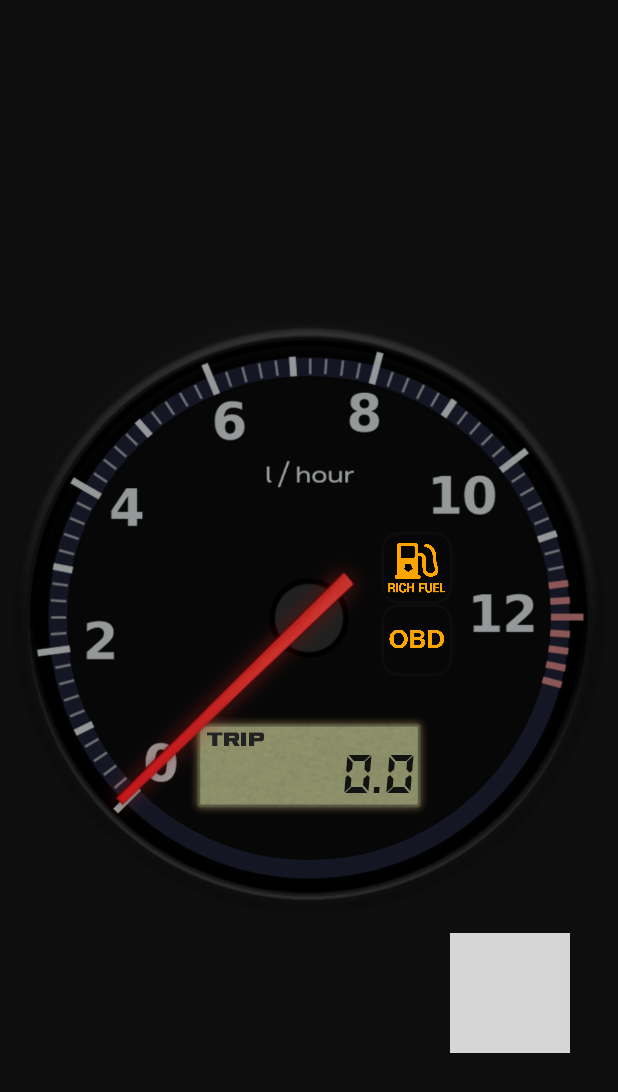
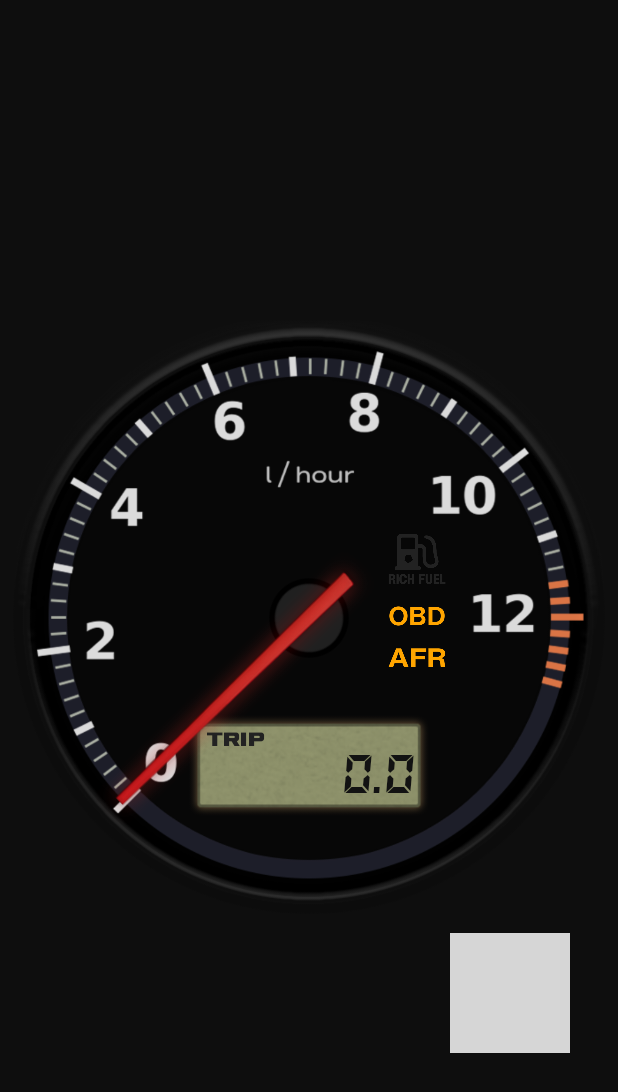
Before and after one commit to ardulogic/android-honda-afr, an Android app: the screen it shows after launch (MainActivity), on a phone screen of 412 x 824 dp. Shown: the top 1092 px of the screen. Run offline under Robolectric (Android 15) with nearby library versions, the phone set to English and light mode, and no system bars; libraries missing offline, so code that uses them is left out: com.github.mikephil.charting, com.luckycatlabs.sunrisesunset, com.opencsv, org.fmod; plain views replace LineChart; pictures from the network do not load; 9 statements that could not run were skipped; grey boxes are pictures that could not be loaded.

Commit message:
Everything works, might need to improve and indicate when the trip is paused

```diff
--- a/app/src/main/java/com/hondaafr/Libs/Devices/Obd/ObdStudio.java
+++ b/app/src/main/java/com/hondaafr/Libs/Devices/Obd/ObdStudio.java
@@ -42,7 +42,7 @@ public class ObdStudio extends Debuggable {
     private static final long LINK_TIMEOUT_MS          = 3_000L;  // liveness threshold
     private static final long SUPERVISOR_PERIOD_MS     = 1_000L;  // watchdog tick
     private static final long INIT_RESPONSE_TIMEOUT_MS = 2_000L;  // wait for OK
-    private static final long READING_DELAY = 50;
+    private static final long READING_DELAY = 75;
 
     // ────────────────────────────────────────────────────────────────────────────────
     // Types & state
@@ -68,7 +68,7 @@ public class ObdStudio extends Debuggable {
     // Queue of remaining init‑commands. Pop once each “OK” is seen.
     private Deque<String> initQueue;
 
-    public static final List<String> FUEL_CONS_OBD_READINGS = Arrays.asList("rpm", "map", "speed");
+    public static final List<String> FUEL_CONS_OBD_READINGS = Arrays.asList("rpm", "map");
 
     // ────────────────────────────────────────────────────────────────────────────────
     // Constructors
@@ -201,7 +201,7 @@ public class ObdStudio extends Debuggable {
                 lastReadingTimestamp = System.currentTimeMillis();
                 listener.onObdReadingUpdate(reading);
 
-                if (readings.active.size() >= 3) {
+                if (readings.active.size() >= 2) {
                     scheduler.schedule(() -> readings.requestNextReading(), READING_DELAY, TimeUnit.MILLISECONDS);
                 } else {
                     readings.requestNextReading();
@@ -232,7 +232,7 @@ public class ObdStudio extends Debuggable {
             }
 
             // RUNNING supervision
-            boolean alive = isObdAlive();
+            boolean alive = isAlive();
             if (alive && !linkPreviouslyAlive) {
                 listener.onObdConnectionActive();
                 linkPreviouslyAlive = true;
@@ -270,7 +270,11 @@ public class ObdStudio extends Debuggable {
 
     public long timeSinceLastResponse() { return System.currentTimeMillis() - lastResponseTimestamp; }
     public long timeSinceLastReading()  { return System.currentTimeMillis() - lastReadingTimestamp; }
-    public boolean isObdAlive()         { return timeSinceLastResponse() < LINK_TIMEOUT_MS; }
+    public boolean isAlive()         { return timeSinceLastResponse() < LINK_TIMEOUT_MS; }
+
+    public boolean isRunning() {
+        return supervisorTask != null && !supervisorTask.isCancelled() && !scheduler.isShutdown();
+    }
 
     public Map<String, String> getReadingsAsString() {
         LinkedHashMap<String, String> map = new LinkedHashMap<>();
--- a/app/src/main/java/com/hondaafr/Libs/Devices/Spartan/SpartanStudio.java
+++ b/app/src/main/java/com/hondaafr/Libs/Devices/Spartan/SpartanStudio.java
@@ -9,64 +9,105 @@ import java.util.LinkedHashMap;
 import java.util.Map;
 import java.util.concurrent.Executors;
 import java.util.concurrent.ScheduledExecutorService;
+import java.util.concurrent.ScheduledFuture;
 import java.util.concurrent.TimeUnit;
 
 public class SpartanStudio extends Debuggable {
+
+    private static final long LINK_TIMEOUT_MS = 500L;     // Sensor considered dead after this
+    private static final long READING_PERIOD_MS = 50L;    // Read every 50ms
+    private static final long SUPERVISOR_PERIOD_MS = 1000L;
+
     private final Context context;
-    private SpartanStudioListener listener;
+    private final SpartanStudioListener listener;
 
-    private boolean readingsOn = false;
+    private final ScheduledExecutorService scheduler = Executors.newSingleThreadScheduledExecutor();
+    private ScheduledFuture<?> supervisorTask;
+    private ScheduledFuture<?> readingTask;
 
-    private ScheduledExecutorService scheduler;
+    private enum Phase { RUNNING, STOPPED }
+    private Phase phase = Phase.STOPPED;
 
-    public Double lastSensorTemp = 0.0D;
-    public Double lastSensorAfr = 0.0D;
+    public double targetAfr = 14.7;
+    public double lastSensorAfr = 0.0;
+    public double lastSensorTemp = 0.0;
 
-    public void startRequestingSensorReadings() {
-        if (scheduler == null) {
-            scheduler = Executors.newScheduledThreadPool(2);
-        }
+    private long lastSensorReadingsTimestamp = 0L;
+    private boolean linkPreviouslyAlive = false;
 
-        final Runnable requestTask = this::requestSensorReadings;
-
-        scheduler.scheduleAtFixedRate(requestTask, 0, 50, TimeUnit.MILLISECONDS);
-        readingsOn = true;
+    public SpartanStudio(Context context, SpartanStudioListener listener) {
+        this.context = context;
+        this.listener = listener;
     }
 
-    public void stopRequestingSensorReadings() {
+    // ────────────────────────────────────────────────────────────────────────────────
+    // Lifecycle
+    // ────────────────────────────────────────────────────────────────────────────────
 
-        scheduler.shutdown();
-        try {
-            if (!scheduler.awaitTermination(1, TimeUnit.SECONDS)) {
-                scheduler.shutdownNow();
-            }
-        } catch (InterruptedException e) {
-            scheduler.shutdownNow();
-            Thread.currentThread().interrupt();
-        }
+    public void start() {
+        if (phase == Phase.RUNNING) return;
 
-        readingsOn = false;
-        scheduler = null;
+        requestCurrentAFR(context);
+        startReadingTask();
+        startSupervisor();
+        phase = Phase.RUNNING;
     }
 
-    public double targetAfr = 14.7;
+    public void stop() {
+        if (phase == Phase.STOPPED) return;
 
-    private Long lastSensorReadingsTimestamp = 0L;
+        if (readingTask != null) readingTask.cancel(true);
+        if (supervisorTask != null) supervisorTask.cancel(true);
+        scheduler.shutdownNow();
+        phase = Phase.STOPPED;
+    }
 
+    private void startReadingTask() {
+        readingTask = scheduler.scheduleAtFixedRate(
+                this::requestSensorReadings,
+                0, READING_PERIOD_MS,
+                TimeUnit.MILLISECONDS
+        );
+    }
 
-    public SpartanStudio(Context mContext, SpartanStudioListener listener) {
-        this.listener = listener;
-        this.context = mContext;
+    private void startSupervisor() {
+        supervisorTask = scheduler.scheduleAtFixedRate(() -> {
+            boolean alive = isAlive();
+            if (alive && !linkPreviouslyAlive) {
+                listener.onAfrConnectionActive();
+                linkPreviouslyAlive = true;
+            } else if (!alive && linkPreviouslyAlive) {
+                listener.onAfrConnectionLost();
+                linkPreviouslyAlive = false;
+            }
+        }, 0, SUPERVISOR_PERIOD_MS, TimeUnit.MILLISECONDS);
+    }
+
+    // ────────────────────────────────────────────────────────────────────────────────
+    // Bluetooth interaction
+    // ────────────────────────────────────────────────────────────────────────────────
+
+    private void requestSensorReadings() {
+        BluetoothService.send(context, SpartanCommands.requestSensorReadings(), "spartan");
     }
 
     public static void requestCurrentAFR(Context context) {
         BluetoothService.send(context, SpartanCommands.getAFR(), "spartan");
     }
 
-    public void requestSensorReadings() {
-        BluetoothService.send(context, SpartanCommands.requestSensorReadings(), "spartan");
+    public void setAFR(double target) {
+        targetAfr = target;
+        BluetoothService.send(context, SpartanCommands.setAFR(targetAfr), "spartan");
+        listener.onTargetAfrUpdated(targetAfr);
     }
 
+    public void adjustAFR(double delta) {
+        setAFR(targetAfr + delta);
+    }
+
+    // ────────────────────────────────────────────────────────────────────────────────
+    // Data handling
+    // ────────────────────────────────────────────────────────────────────────────────
 
     public void onDataReceived(String data) {
         d(data, 1);
@@ -74,61 +115,48 @@ public class SpartanStudio extends Debuggable {
         if (SpartanCommands.dataIsTargetLambda(data)) {
             targetAfr = SpartanCommands.parseTargetLambdaAndConvertToAfr(data);
             listener.onTargetAfrUpdated(targetAfr);
-        }
-
-        if (SpartanCommands.dataIsSensorAfr(data)) {
+        } else if (SpartanCommands.dataIsSensorAfr(data)) {
             lastSensorAfr = SpartanCommands.parseSensorAfr(data);
             listener.onSensorAfrReceived(lastSensorAfr);
             updateLastTrackingDataTimestamp();
-        }
-
-        if (SpartanCommands.dataIsSensorTemp(data)) {
+        } else if (SpartanCommands.dataIsSensorTemp(data)) {
             lastSensorTemp = SpartanCommands.parseSensorTemp(data);
             listener.onSensorTempReceived(lastSensorTemp);
             updateLastTrackingDataTimestamp();
         }
     }
 
-    public void start() {
-        requestCurrentAFR(context);
-
-        if (!readingsOn) {
-            startRequestingSensorReadings();
-        } else {
-            stopRequestingSensorReadings();
-        }
+    private void updateLastTrackingDataTimestamp() {
+        lastSensorReadingsTimestamp = System.currentTimeMillis();
     }
 
+    // ────────────────────────────────────────────────────────────────────────────────
+    // State and metrics
+    // ────────────────────────────────────────────────────────────────────────────────
 
-    public void updateLastTrackingDataTimestamp() {
-        lastSensorReadingsTimestamp = System.currentTimeMillis();
+    public boolean isAlive() {
+        return (System.currentTimeMillis() - lastSensorReadingsTimestamp) < LINK_TIMEOUT_MS;
+    }
+
+    public boolean isRunning() {
+        return phase == Phase.RUNNING && !scheduler.isShutdown();
     }
 
     public long timeSinceLastSensorReadings() {
         return System.currentTimeMillis() - lastSensorReadingsTimestamp;
     }
 
-    public void adjustAFR(double adjustment) {
-        targetAfr += adjustment;
-        setAFR(targetAfr);
+    public Map<String, String> getReadingsAsString() {
+        LinkedHashMap<String, String> map = new LinkedHashMap<>();
+        map.put("Target AFR", String.valueOf(targetAfr));
+        map.put("AFR", String.valueOf(lastSensorAfr));
+        map.put("O2 Temp", String.valueOf(lastSensorTemp));
+        return map;
     }
 
-    public void setAFR(double target) {
-        targetAfr = target;
-        BluetoothService.send(context, SpartanCommands.setAFR(targetAfr), "spartan");
-
-        listener.onTargetAfrUpdated(targetAfr);
-    }
-
-    public Map<String, String> getReadingsAsString() {
-        LinkedHashMap<String, String> readings = new LinkedHashMap<>();
-
-        // Populate the map with some sample readings
-        readings.put("Target AFR", String.valueOf(targetAfr));
-        readings.put("AFR", String.valueOf(lastSensorAfr));
-        readings.put("o2 Temp", String.valueOf(lastSensorTemp));
-
-        // Return the populated map
-        return readings;
+    public void onResume(Context ctx) {
+        if (!isRunning()) {
+            start();
+        }
     }
 }
--- a/app/src/main/java/com/hondaafr/Libs/Devices/Spartan/SpartanStudioListener.java
+++ b/app/src/main/java/com/hondaafr/Libs/Devices/Spartan/SpartanStudioListener.java
@@ -7,4 +7,7 @@ public interface SpartanStudioListener {
 
     void onSensorTempReceived(Double temp);
 
+    void onAfrConnectionActive();
+
+    void onAfrConnectionLost();
 }
--- a/app/src/main/java/com/hondaafr/Libs/Helpers/Cluster.java
+++ b/app/src/main/java/com/hondaafr/Libs/Helpers/Cluster.java
@@ -3,6 +3,7 @@ package com.hondaafr.Libs.Helpers;
 import android.animation.ObjectAnimator;
 import android.animation.ValueAnimator;
 import android.annotation.SuppressLint;
+import android.graphics.Paint;
 import android.location.Location;
 import android.os.Looper;
 import android.util.Log;
@@ -34,6 +35,7 @@ public class Cluster {
     private final TextView textClusterLcdMode2;
     private final ImageView imageRichFuel;
     private final ImageView imageObd;
+    private final ImageView imageAfr;
     private final PhoneLightSensor lightSensor;
     private final ImageView imageGauge;
     private final ImageButton buttonTripKnob;
@@ -44,6 +46,7 @@ public class Cluster {
     public static int MODE_TOTAL_KM = 3;
     public static int MODE_TOTAL_L = 4;
     public static int MODE_TOTAL_L100 = 5;
+    public static int MODE_AFR = 6;
 
     private final TripComputer mTripComputer;
     private final ImageView imageLcd;
@@ -54,7 +57,7 @@ public class Cluster {
     private float lastNeedleRotation = Float.NaN;
 
     public int mode = MODE_TRIP_KM;
-
+    private final Handler supervisorHandler = new Handler(Looper.getMainLooper());
 
     public Cluster(MainActivity mainActivity, TripComputer tripComputer) {
         this.mainActivity = mainActivity;
@@ -66,6 +69,7 @@ public class Cluster {
         this.textClusterLcdMode2 = mainActivity.findViewById(R.id.textClusterLcdMode2);
         this.imageRichFuel = mainActivity.findViewById(R.id.imageClusterRichFuel);
         this.imageObd= mainActivity.findViewById(R.id.imageClusterObd);
+        this.imageAfr= mainActivity.findViewById(R.id.imageClusterAfr);
         this.buttonTripKnob = mainActivity.findViewById(R.id.buttonClusterTripKnob);
 
         this.lightSensor = new PhoneLightSensor(mainActivity, intensity -> {
@@ -88,6 +92,21 @@ public class Cluster {
         startNeedleAnimator();
 
         onDataUpdated();
+
+        startSupervisor();
+    }
+
+    private void startSupervisor() {
+        supervisorHandler.postDelayed(new Runnable() {
+            @Override
+            public void run() {
+                mTripComputer.ensureObdAndAfrAreAlive();
+            }
+        }, 1000);
+    }
+
+    public void stopSupervisor() {
+        supervisorHandler.removeCallbacksAndMessages(null);
     }
 
 
@@ -98,7 +117,7 @@ public class Cluster {
     @SuppressLint("ClickableViewAccessibility")
     private void setupTripKnobAnimation(ImageButton button) {
         button.setOnClickListener(v -> {
-            if (mode == 5) {
+            if (mode == modeDescriptors.length) {
                 mode = 0;
             } else {
                 mode += 1;
@@ -167,7 +186,8 @@ public class Cluster {
             new ModeDescriptor("TRIP", "/100", tc -> String.format("%.2f L", tc.getTripLitersPer100km())),         // MODE_TRIP_L100
             new ModeDescriptor("TOTAL", "", tc -> String.format("%05.0f", tc.getTotalDistanceKm())),               // MODE_TOTAL_KM
             new ModeDescriptor("TOTAL", "", tc -> String.format("%.2f L", tc.getTotalLiters())),                   // MODE_TOTAL_L
-            new ModeDescriptor("TOTAL", "/100", tc -> String.format("%.2f L", tc.getTotalLitersPer100km()))        // MODE_TOTAL_L100
+            new ModeDescriptor("TOTAL", "/100", tc -> String.format("%.2f L", tc.getTotalLitersPer100km())),        // MODE_TOTAL_L100
+            new ModeDescriptor("AFR", "", tc -> String.format("%.2f", tc.afrHistory.getAvg()))                     // MODE_AFR
     };
 
     public void onDataUpdated() {
@@ -188,13 +208,14 @@ public class Cluster {
         this.targetNeedleRotation = targetRotation;
 
         // Animate rich fuel indicator color (optional: fade transition)
-        int richFuelIconColor = mTripComputer.afrIsRich() ? 0xFFFFA500 : 0xFF222222;
-
-        // Use a ValueAnimator to animate the color if desired:
+        int richFuelIconColor = mTripComputer.afrIsRich() && mTripComputer.isAfrAlive() ? 0xFFFFA500 : 0xFF222222;
         imageRichFuel.setColorFilter(richFuelIconColor); // quick, or see optional below
 
         int obdConnectionColor = mTripComputer.isObdAlive() ? 0xFF222222 : 0xFFFFA500;
         imageObd.setColorFilter(obdConnectionColor); // quick, or see optional below
+
+        int afrConnectionColor = mTripComputer.isAfrAlive() ? 0xFF222222 : 0xFFFFA500;
+        imageAfr.setColorFilter(afrConnectionColor); // quick, or see optional below
     }
 
     private static class ModeDescriptor {
--- a/app/src/main/java/com/hondaafr/Libs/Helpers/FuelTotalHistory.java
+++ b/app/src/main/java/com/hondaafr/Libs/Helpers/FuelTotalHistory.java
@@ -49,7 +49,7 @@ public class FuelTotalHistory {
     }
 
     public double getCurrentFuelPer100km() {
-        return fuelPer100kmShortHistory.getAvg();
+        return Math.max(fuelPer100kmShortHistory.getAvg(), 50);
     }
 
     public double getTotalConsumedLitres() {
--- a/app/src/main/java/com/hondaafr/Libs/Helpers/TripComputer/TripComputer.java
+++ b/app/src/main/java/com/hondaafr/Libs/Helpers/TripComputer/TripComputer.java
@@ -56,6 +56,7 @@ public class TripComputer {
     }
 
     public void tick() {
+
         gps.setDistanceLoggingEnabled(true);
 
         afrHistory.add(mSpartanStudio.lastSensorAfr);
@@ -210,6 +211,18 @@ public class TripComputer {
     }
 
     public boolean isObdAlive() {
-        return mObdStudio.isObdAlive();
+        return mObdStudio.isAlive();
+    }
+
+    public boolean isAfrAlive() { return mSpartanStudio.isAlive(); }
+
+    public void ensureObdAndAfrAreAlive() {
+        if (!mObdStudio.isRunning()) {
+            mObdStudio.start();
+        }
+
+        if (!mSpartanStudio.isRunning()) {
+            mSpartanStudio.start();
+        }
     }
 }
--- a/app/src/main/java/com/hondaafr/MainActivity.java
+++ b/app/src/main/java/com/hondaafr/MainActivity.java
@@ -143,7 +143,7 @@ public class MainActivity extends AppCompatActivity implements SpartanStudioList
         buttonDecreaseAfr = findViewById(R.id.buttonDecreaseAFR);
         buttonDecreaseAfr.setOnClickListener(view -> mSpartanStudio.adjustAFR(-0.05));
 
-        buttonTrackSensor = findViewById(R.id.buttonTrackSensor);
+        buttonTrackSensor = findViewById(R.id.buttonTrackAfr);
         buttonTrackSensor.setOnClickListener(view -> mSpartanStudio.start());
 
         buttonClearLog = findViewById(R.id.buttonClear);
@@ -456,6 +456,16 @@ public class MainActivity extends AppCompatActivity implements SpartanStudioList
     }
 
     @Override
+    public void onAfrConnectionActive() {
+        mCluster.onDataUpdated();
+    }
+
+    @Override
+    public void onAfrConnectionLost() {
+        mCluster.onDataUpdated();
+    }
+
+    @Override
     public void onObdConnectionError(String s) {
         mCluster.onDataUpdated();
     }
@@ -508,6 +518,8 @@ public class MainActivity extends AppCompatActivity implements SpartanStudioList
                 setObdReadingText(R.id.textLambdaVoltage, reading);
                 break;
         }
+
+        mCluster.onDataUpdated();
     }
 
     private void setObdReadingText(int textViewId, ObdReading reading) {
@@ -848,6 +860,7 @@ public class MainActivity extends AppCompatActivity implements SpartanStudioList
         BT_connect_obd();
 
         mEngineSound.onResume(this);
+        mSpartanStudio.onResume(this);
 
         super.onResume();
     }
--- a/app/src/main/res/drawable/cluster_light_bg.xml
+++ b/app/src/main/res/drawable/cluster_light_bg.xml
@@ -3,7 +3,7 @@
     <!-- Base dark gray background with rounded corners -->
     <item>
         <shape android:shape="rectangle">
-            <solid android:color="#0C0C0C" />
+            <solid android:color="#1B0C0C0C" />
             <corners android:radius="12dp" />
         </shape>
     </item>
--- a/app/src/main/res/layout/activity_main.xml
+++ b/app/src/main/res/layout/activity_main.xml
@@ -12,7 +12,7 @@
         android:layout_width="match_parent"
         android:layout_height="match_parent"
         android:background="#0E0E0E"
-        android:visibility="gone"
+        android:visibility="visible"
         tools:layout_editor_absoluteX="-185dp"
         tools:layout_editor_absoluteY="-42dp">
 
@@ -60,32 +60,43 @@
             android:id="@+id/imageClusterRichFuel"
             android:layout_width="48dp"
             android:layout_height="48dp"
+            android:foregroundGravity="center"
             android:foregroundTintMode="add"
+            android:scaleType="fitXY"
             android:tint="#222222"
-            android:background="@drawable/cluster_light_bg"
             app:layout_constraintBottom_toBottomOf="@+id/imageClusterNeedle"
             app:layout_constraintEnd_toEndOf="@+id/imageClusterNeedle"
             app:layout_constraintHorizontal_bias="0.697"
             app:layout_constraintStart_toStartOf="parent"
             app:layout_constraintTop_toTopOf="@+id/imageClusterNeedle"
-            app:layout_constraintVertical_bias="0.449"
+            app:layout_constraintVertical_bias="0.44"
             app:srcCompat="@drawable/fuel_gauge_rich_fuel" />
 
         <ImageView
             android:id="@+id/imageClusterObd"
-            android:layout_width="48dp"
-            android:layout_height="48dp"
+            android:layout_width="40dp"
+            android:layout_height="28dp"
             android:foregroundTintMode="add"
             android:tint="#222222"
-            android:background="@drawable/cluster_light_bg"
-            app:layout_constraintBottom_toBottomOf="@+id/imageClusterNeedle"
-            app:layout_constraintEnd_toEndOf="@+id/imageClusterNeedle"
-            app:layout_constraintHorizontal_bias="0.697"
-            app:layout_constraintStart_toStartOf="parent"
-            app:layout_constraintTop_toTopOf="@+id/imageClusterNeedle"
-            app:layout_constraintVertical_bias="0.523"
+            app:layout_constraintEnd_toEndOf="@+id/imageClusterRichFuel"
+            app:layout_constraintStart_toStartOf="@+id/imageClusterRichFuel"
+            app:layout_constraintTop_toBottomOf="@+id/imageClusterRichFuel"
             app:srcCompat="@drawable/obd" />
 
+
+        <ImageView
+            android:id="@+id/imageClusterAfr"
+            android:layout_width="40dp"
+            android:layout_height="28dp"
+            android:adjustViewBounds="true"
+            android:foregroundGravity="center"
+            android:foregroundTintMode="add"
+            android:scaleType="fitCenter"
+            android:tint="#222222"
+            app:layout_constraintEnd_toEndOf="@+id/imageClusterObd"
+            app:layout_constraintStart_toStartOf="@+id/imageClusterObd"
+            app:layout_constraintTop_toBottomOf="@+id/imageClusterObd"
+            app:srcCompat="@drawable/afr" />
 
         <ImageView
             android:id="@+id/imageClusterNeedle"
@@ -150,7 +161,7 @@
         android:id="@+id/layoutScientific"
         android:layout_width="match_parent"
         android:layout_height="match_parent"
-        android:visibility="visible">
+        android:visibility="gone">
 
 
         <com.github.mikephil.charting.charts.LineChart
@@ -264,7 +275,7 @@
         </LinearLayout>
 
         <Button
-            android:id="@+id/buttonTrackSensor"
+            android:id="@+id/buttonTrackAfr"
             android:layout_width="wrap_content"
             android:layout_height="wrap_content"
             android:layout_marginEnd="16dp"
```
Also changed, not shown: app/src/main/assets/fuel_gauge_day.png, app/src/main/res/drawable/afr.png (added), app/src/main/res/drawable/cel_light.png (added), app/src/main/res/drawable/fuel_gauge_day.png, app/src/main/res/drawable/fuel_gauge_rich_fuel.png, app/src/main/res/drawable/obd.png, 2 other files.
